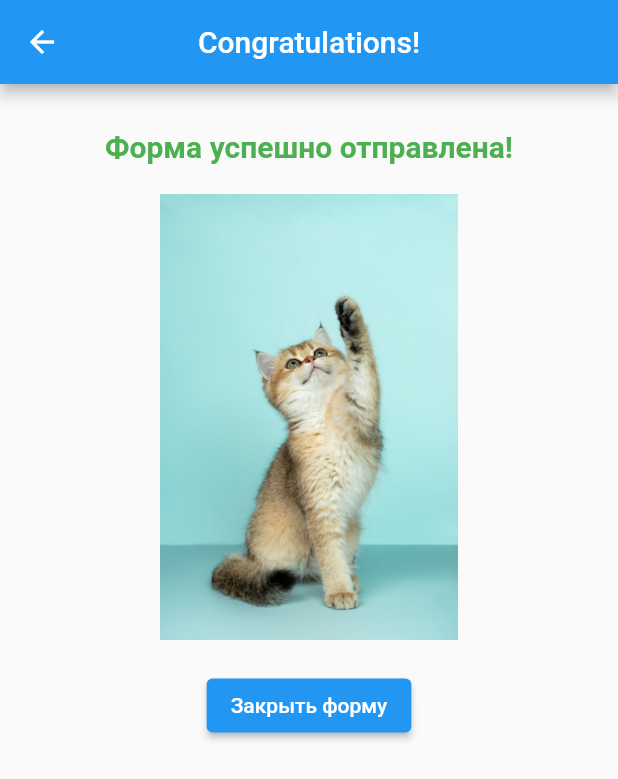
After one commit to sv-makh/week8_cat_form_navigator, a Flutter app: the ResultingRoute screen opened directly, on a phone screen of 412 x 824 dp. The commit adds this screen. Shown: the top 779 px of the screen. Run offline on Flutter 3.47's test engine with Material 2 defaults, Android fonts, the phone set to English and light mode, and no system bars.

Commit message:
finished route with picture & closing app

```diff
--- a/lib/main.dart
+++ b/lib/main.dart
@@ -1,4 +1,5 @@
 import 'package:flutter/material.dart';
+import 'package:cat_owners_form_app/resulting_route.dart';
 
 enum GenderList { male, female }
 
@@ -168,7 +169,6 @@ class MyFormState extends State {
                   !_feedDry && !_feedWet && !_feedNatural) {
                     message = "Данные неполны";
                     messageColor = Colors.red;
-                  }
 
                     ScaffoldMessenger.of(context).showSnackBar(SnackBar(
                       content: Text(message),
@@ -180,6 +180,13 @@ class MyFormState extends State {
                         onPressed: () {},
                       ),
                     ));
+                  }
+                  else {
+                    Navigator.push(
+                      context,
+                      MaterialPageRoute(builder: (context) => ResultingRoute()),
+                    );
+                  }
                 },
               )
             ]))));
--- /dev/null
+++ b/lib/resulting_route.dart
@@ -0,0 +1,37 @@
+import 'package:flutter/material.dart';
+import 'package:flutter/services.dart';
+
+class ResultingRoute extends StatelessWidget{
+  @override
+  Widget build(BuildContext context) {
+    return Scaffold(
+      appBar: AppBar(
+        title: Text("Congratulations!"),
+        centerTitle: true,
+      ),
+      body: Padding(
+        padding: EdgeInsets.all(30.0),
+        child: Center( child: Column(
+          children: [
+            Text("Форма успешно отправлена!",
+              style: TextStyle(
+                  fontSize: 20.0,
+                  color: Colors.green,
+                  fontWeight: FontWeight.bold
+              ),
+            ),
+            SizedBox(height: 20.0,),
+            Image.asset('assets/images/cat.jpeg', scale: 8),
+            SizedBox(height: 20.0,),
+            ElevatedButton(
+              onPressed: () {
+                //выход из приложения
+                SystemNavigator.pop();
+              },
+              child: Text("Закрыть форму"))
+          ],
+        ))
+      )
+    );
+  }
+}
--- a/pubspec.yaml
+++ b/pubspec.yaml
@@ -61,6 +61,8 @@ flutter:
   # assets:
   #   - images/a_dot_burr.jpeg
   #   - images/a_dot_ham.jpeg
+  assets:
+    - assets/images/cat.jpeg
 
   # An image asset can refer to one or more resolution-specific "variants", see
   # https://flutter.dev/assets-and-images/#resolution-aware.
```
Also changed, not shown: assets/images/cat.jpeg (added), pubspec.lock, 1 other file. Lines whose indentation alone changed are shown as unchanged.
